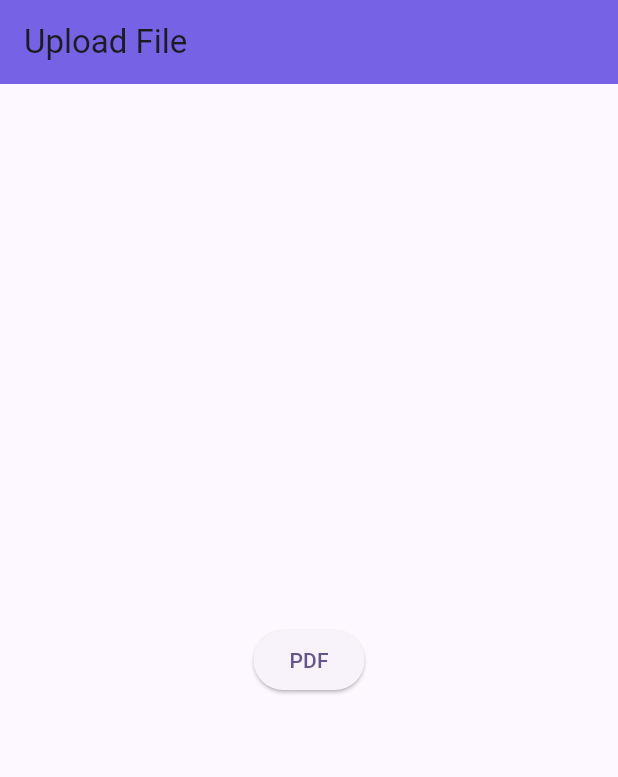
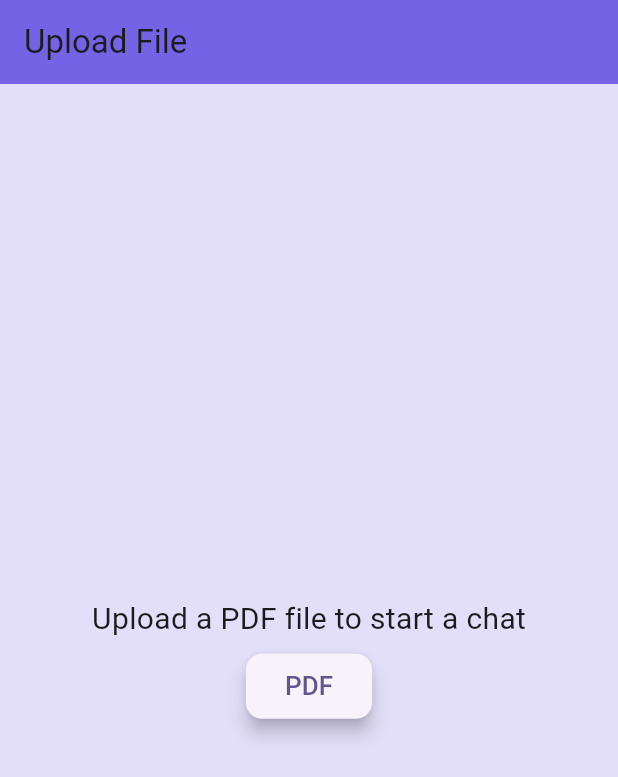
Before and after one commit to d0t-J/OOP_S3, a Flutter app: the screen it shows after launch, on a phone screen of 412 x 824 dp. Shown: the top 777 px of the screen. Run offline on Flutter 3.47's test engine with Material 3 defaults, Android fonts, the phone set to English and light mode, and no system bars; our stand-ins replace file_picker, flutter_dotenv, logger; missing offline and left inert: syncfusion_flutter_pdf.

Commit message:
Changed some styling

```diff
--- a/lib/screens/chat/chat_screen.dart
+++ b/lib/screens/chat/chat_screen.dart
@@ -11,8 +11,10 @@ import "package:test_/screens/query/translation_screen.dart";
 class ChatScreen extends StatefulWidget {
   final String documentId;
   final String indexName = "sem3";
+  final String fileName;
 
-  const ChatScreen({required this.documentId, Key? key}) : super(key: key);
+  const ChatScreen({required this.documentId, required this.fileName, Key? key})
+      : super(key: key);
 
   @override
   ChatScreenState createState() => ChatScreenState();
@@ -23,12 +25,11 @@ class ChatScreenState extends State<ChatScreen> {
   final Logger _logger = LoggerUtil.createLogger();
   final List<String> _messages = [];
 
-
   @override
   Widget build(BuildContext context) {
     return Scaffold(
       appBar: AppBar(
-        title: Text("Chat Screen"),
+        title: Text("Chat with ${widget.fileName}"),
       ),
       body: Column(
         children: [
--- a/lib/screens/pdf/pdf_upload.dart
+++ b/lib/screens/pdf/pdf_upload.dart
@@ -5,6 +5,7 @@ import "package:test_/modules/pdf/pdf_helper.dart";
 import "package:test_/modules/translation/translate.dart";
 import "package:test_/modules/query/query_processing.dart";
 import "package:test_/screens/chat/chat_screen.dart";
+import "package:test_/widgets/breathing_button.dart";
 
 class PdfUploadScreenState extends StatefulWidget {
   const PdfUploadScreenState({super.key});
@@ -64,6 +65,7 @@ class PdfUploadScreenStateState extends State<PdfUploadScreenState> {
           MaterialPageRoute(
             builder: (context) => ChatScreen(
               documentId: indexResponse.documentId!,
+              fileName: fileName!,
             ),
           ),
         );
@@ -80,13 +82,19 @@ class PdfUploadScreenStateState extends State<PdfUploadScreenState> {
         title: Text("Upload File"),
         backgroundColor: const Color.fromARGB(255, 118, 98, 228),
       ),
+      backgroundColor: const Color.fromARGB(255, 227, 223, 249),
       body: Center(
         child: Column(
           mainAxisAlignment: MainAxisAlignment.center,
           children: [
-            ElevatedButton(
+            Text(
+              'Upload a PDF file to start a chat',
+              style: TextStyle(fontSize: 20),
+            ),
+            Padding(padding: const EdgeInsets.all(3.0)),
+            BreathingButton(
               onPressed: pickFile,
-              child: Text("PDF"),
+              text: "PDF",
             ),
             if (filePath != null)
               Padding(
--- /dev/null
+++ b/lib/widgets/breathing_button.dart
@@ -0,0 +1,54 @@
+import 'package:flutter/material.dart';
+
+class BreathingButton extends StatefulWidget {
+  final VoidCallback onPressed;
+  final String text;
+
+  const BreathingButton(
+      {required this.onPressed, required this.text, super.key});
+
+  @override
+  BreathingButtonState createState() => BreathingButtonState();
+}
+
+class BreathingButtonState extends State<BreathingButton>
+    with SingleTickerProviderStateMixin {
+  late AnimationController _controller;
+  late Animation<double> _animation;
+
+  @override
+  void initState() {
+    super.initState();
+    _controller = AnimationController(
+      duration: const Duration(seconds: 1),
+      vsync: this,
+    )..repeat(reverse: true);
+    _animation = Tween<double>(begin: 1.0, end: 2.0).animate(CurvedAnimation(
+      parent: _controller,
+      curve: Curves.easeInOut,
+    ));
+  }
+
+  @override
+  void dispose() {
+    _controller.dispose();
+    super.dispose();
+  }
+
+  @override
+  Widget build(BuildContext context) {
+    return ScaleTransition(
+      scale: _animation,
+      child: ElevatedButton(
+        onPressed: widget.onPressed,
+        style: ElevatedButton.styleFrom(
+          elevation: 5,
+          shape: RoundedRectangleBorder(
+            borderRadius: BorderRadius.circular(10),
+          ),
+        ),
+        child: Text(widget.text, style: TextStyle(fontSize: 16)),
+      ),
+    );
+  }
+}
--- a/lib/widgets/loading.dart
+++ b/lib/widgets/loading.dart
@@ -1,7 +1,7 @@
 import 'package:flutter/material.dart';
 
 class LoadingWidget extends StatelessWidget {
-  const LoadingWidget({Key? key}) : super(key: key);
+  const LoadingWidget({super.key});
 
   @override
   Widget build(BuildContext context) {
```
